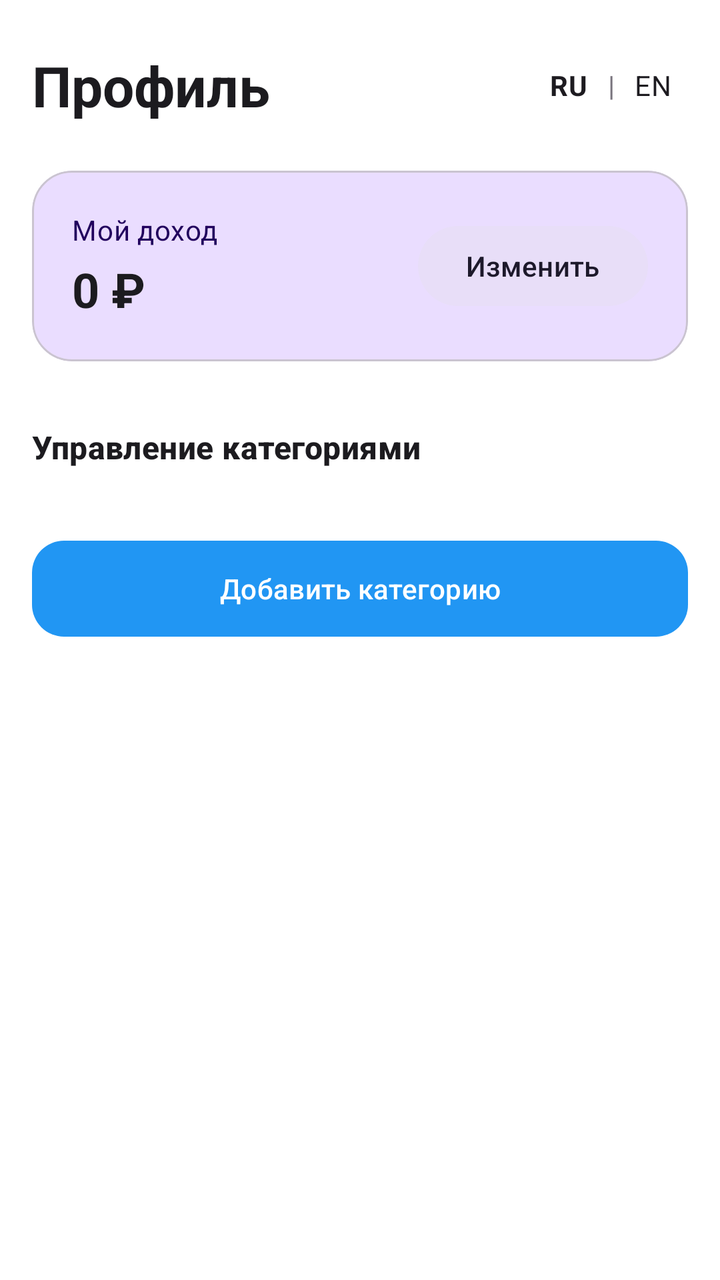
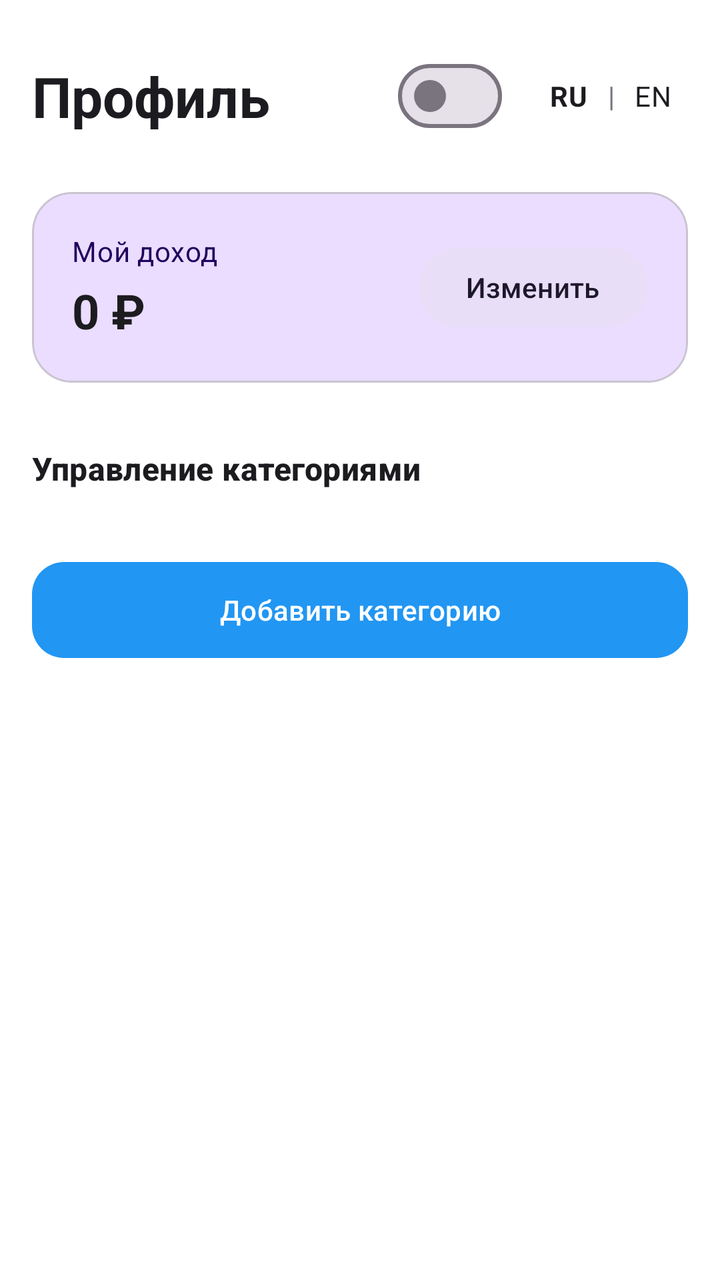

Before-and-after screenshots of an Android layout around one commit, followed by the original layout XML and the change that was made.
<!-- AndroidManifest.xml: application theme Theme.MoneyHelper -->
<!-- res/layout/fragment_profile.xml -->
<?xml version="1.0" encoding="utf-8"?>
<androidx.core.widget.NestedScrollView
    xmlns:android="http://schemas.android.com/apk/res/android"
    xmlns:app="http://schemas.android.com/apk/res-auto"
    android:layout_width="match_parent"
    android:layout_height="match_parent"
    android:background="?attr/colorSurface"
    android:fillViewport="true">

    <LinearLayout
        android:layout_width="match_parent"
        android:layout_height="wrap_content"
        android:orientation="vertical"
        android:padding="16dp">

        <LinearLayout
            android:layout_width="match_parent"
            android:layout_height="wrap_content"
            android:orientation="horizontal"
            android:gravity="center_vertical"
            android:layout_marginTop="8dp"
            android:layout_marginBottom="24dp">

            <TextView
                android:id="@+id/tvProfileTitle"
                android:layout_width="0dp"
                android:layout_height="wrap_content"
                android:layout_weight="1"
                android:text="@string/profile_title"
                android:textAppearance="?attr/textAppearanceHeadlineMedium"
                android:textColor="?attr/colorOnSurface"
                android:textStyle="bold"/>

            <TextView
                android:id="@+id/tvLangRu"
                android:layout_width="wrap_content"
                android:layout_height="wrap_content"
                android:text="RU"
                android:textAppearance="?attr/textAppearanceBodyMedium"
                android:textStyle="bold"
                android:padding="8dp"/>

            <TextView
                android:id="@+id/tvDivider"
                android:layout_width="wrap_content"
                android:layout_height="wrap_content"
                android:text="|"
                android:textColor="?attr/colorOutline"
                android:paddingHorizontal="2dp"/>

            <TextView
                android:id="@+id/tvLangEn"
                android:layout_width="wrap_content"
                android:layout_height="wrap_content"
                android:text="EN"
                android:textAppearance="?attr/textAppearanceBodyMedium"
                android:padding="8dp"/>

        </LinearLayout>

        
        <com.google.android.material.card.MaterialCardView
            android:layout_width="match_parent"
            android:layout_height="wrap_content"
            android:layout_marginBottom="32dp"
            app:cardCornerRadius="20dp"
            app:cardElevation="0dp"
            app:cardBackgroundColor="?attr/colorPrimaryContainer">

            <LinearLayout
                android:layout_width="match_parent"
                android:layout_height="wrap_content"
                android:orientation="horizontal"
                android:gravity="center_vertical"
                android:padding="20dp">

                <LinearLayout
                    android:layout_width="0dp"
                    android:layout_height="wrap_content"
                    android:layout_weight="1"
                    android:orientation="vertical">

                    <TextView
                        android:layout_width="wrap_content"
                        android:layout_height="wrap_content"
                        android:text="@string/my_income"
                        android:textAppearance="?attr/textAppearanceBodyMedium"
                        android:textColor="?attr/colorOnPrimaryContainer"/>

                    <TextView
                        android:id="@+id/tvMoney"
                        android:layout_width="wrap_content"
                        android:layout_height="wrap_content"
                        android:text="0 ₽"
                        android:textAppearance="?attr/textAppearanceHeadlineSmall"
                        android:textColor="?attr/colorOnSurface"
                        android:textStyle="bold"
                        android:layout_marginTop="4dp"/>
                </LinearLayout>

                <com.google.android.material.button.MaterialButton
                    android:id="@+id/btnEditMoney"
                    style="@style/Widget.Material3.Button.TonalButton"
                    android:layout_width="wrap_content"
                    android:layout_height="wrap_content"
                    android:text="@string/btn_edit"
                    />
            </LinearLayout>
        </com.google.android.material.card.MaterialCardView>

        <TextView
            android:layout_width="match_parent"
            android:layout_height="wrap_content"
            android:text="@string/category_management"
            android:textAppearance="?attr/textAppearanceTitleMedium"
            android:textColor="?attr/colorOnSurface"
            android:textStyle="bold"
            android:layout_marginBottom="16dp"/>

        <com.google.android.material.button.MaterialButton
            android:id="@+id/btnEditCategories"
            android:layout_width="match_parent"
            android:layout_height="56dp"
            app:cornerRadius="16dp"
            android:text="@string/btn_add_category"
            android:layout_marginTop="16dp"
            android:layout_marginBottom="16dp"
            />

        <androidx.recyclerview.widget.RecyclerView
            android:id="@+id/rvCategories"
            android:layout_width="match_parent"
            android:layout_height="wrap_content"
            android:nestedScrollingEnabled="false"
            android:clipToPadding="false"/>


    </LinearLayout>
</androidx.core.widget.NestedScrollView>
<!-- resources referenced by this layout -->
<resources>
  <string name="btn_add_category">Добавить категорию</string>
  <string name="btn_edit">Изменить</string>
  <string name="category_management">Управление категориями</string>
  <string name="my_income">Мой доход</string>
  <string name="profile_title">Профиль</string>
  <style name="Theme.MoneyHelper" parent="Base.Theme.MoneyHelper" />
  <style name="Base.Theme.MoneyHelper" parent="Theme.Material3.DayNight.NoActionBar">
          
          
          <item name="colorPrimary">#2196F3</item>
          <item name="colorOnPrimary">#FFFFFF</item>
          <item name="colorSurface">#FFFFFF</item>
          <item name="colorOnSurface">#1C1B1F</item>
      </style>
</resources>

<!-- the commit's change to res/layout/fragment_profile.xml (unified diff, before → after) -->
@@ -30,6 +30,12 @@
                 android:textAppearance="?attr/textAppearanceHeadlineMedium"
                 android:textColor="?attr/colorOnSurface"
                 android:textStyle="bold"/>
+
+            <com.google.android.material.materialswitch.MaterialSwitch
+                android:id="@+id/switchTheme"
+                android:layout_width="wrap_content"
+                android:layout_height="wrap_content"
+                android:layout_marginEnd="16dp" />
 
             <TextView
                 android:id="@+id/tvLangRu"
